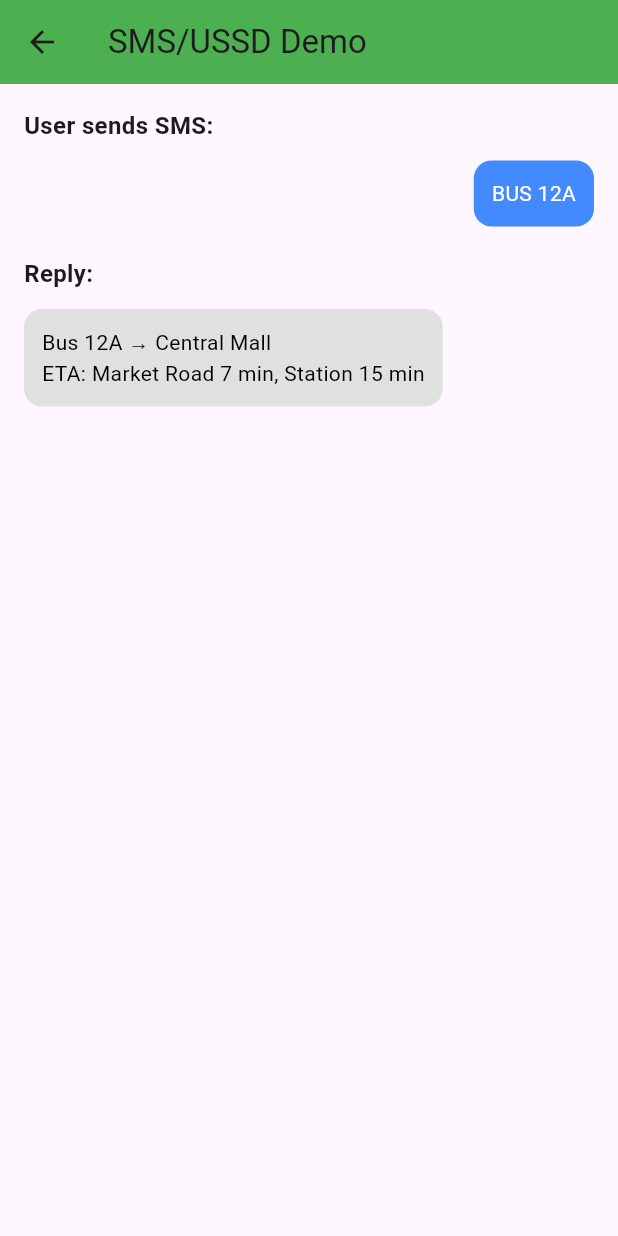
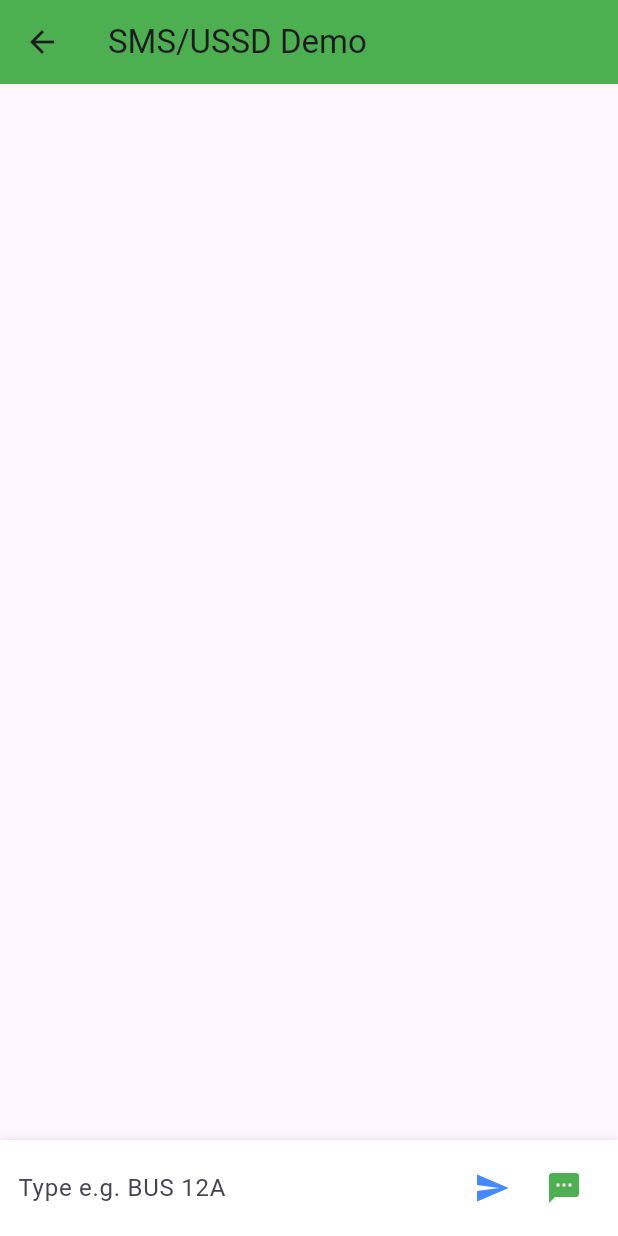
Before and after one commit to anish03mondal/bus_tracker, a Flutter app: the SmsScreen screen opened by its route, on a phone screen of 412 x 824 dp. Run offline on Flutter 3.47's test engine with Material 3 defaults, Android fonts, the phone set to English and light mode, and no system bars.

Commit message:
sms screen

```diff
--- a/lib/screens/sms_screen.dart
+++ b/lib/screens/sms_screen.dart
@@ -1,7 +1,51 @@
 import 'package:flutter/material.dart';
+import 'package:url_launcher/url_launcher.dart';
 
-class SmsScreen extends StatelessWidget {
+class SmsScreen extends StatefulWidget {
   const SmsScreen({super.key});
+
+  @override
+  State<SmsScreen> createState() => _SmsScreenState();
+}
+
+class _SmsScreenState extends State<SmsScreen> {
+  final TextEditingController _controller = TextEditingController();
+  final List<Map<String, dynamic>> messages = [];
+
+  void _sendMessage() {
+    if (_controller.text.trim().isEmpty) return;
+
+    String userMessage = _controller.text.trim();
+    setState(() {
+      messages.add({"text": userMessage, "isUser": true});
+    });
+    _controller.clear();
+
+    // Mock reply
+    Future.delayed(const Duration(milliseconds: 800), () {
+      String reply = _getDummyReply(userMessage);
+      setState(() {
+        messages.add({"text": reply, "isUser": false});
+      });
+    });
+  }
+
+  String _getDummyReply(String msg) {
+    if (msg.toUpperCase().contains("12A")) {
+      return "🚌 Bus 12A → Central Mall\nETA: Market Road 7 min, Station 15 min";
+    } else if (msg.toUpperCase().contains("18B")) {
+      return "🚌 Bus 18B → Tech Park\nETA: City Center 5 min, Central Mall 12 min";
+    } else {
+      return "❓ Bus not found. Try 'BUS 12A' or 'BUS 18B'";
+    }
+  }
+
+  Future<void> _openSmsApp(String msg) async {
+    final Uri uri = Uri(scheme: "sms", path: "12345", queryParameters: {"body": msg});
+    if (await canLaunchUrl(uri)) {
+      await launchUrl(uri);
+    }
+  }
 
   @override
   Widget build(BuildContext context) {
@@ -10,41 +54,67 @@ class SmsScreen extends StatelessWidget {
         title: const Text("SMS/USSD Demo"),
         backgroundColor: Colors.green,
       ),
-      body: Container(
-        padding: const EdgeInsets.all(16),
-        child: Column(
-          crossAxisAlignment: CrossAxisAlignment.start,
-          children: [
-            const Text("User sends SMS:", style: TextStyle(fontSize: 16, fontWeight: FontWeight.bold)),
-            const SizedBox(height: 8),
-            _chatBubble("BUS 12A", isUser: true),
-            const SizedBox(height: 16),
-            const Text("Reply:", style: TextStyle(fontSize: 16, fontWeight: FontWeight.bold)),
-            const SizedBox(height: 8),
-            _chatBubble(
-              "Bus 12A → Central Mall\nETA: Market Road 7 min, Station 15 min",
-              isUser: false,
+      body: Column(
+        children: [
+          // Messages (chat bubbles)
+          Expanded(
+            child: ListView.builder(
+              padding: const EdgeInsets.all(16),
+              itemCount: messages.length,
+              itemBuilder: (context, index) {
+                final msg = messages[index];
+                return Align(
+                  alignment: msg["isUser"] ? Alignment.centerRight : Alignment.centerLeft,
+                  child: Container(
+                    margin: const EdgeInsets.symmetric(vertical: 6),
+                    padding: const EdgeInsets.all(12),
+                    decoration: BoxDecoration(
+                      color: msg["isUser"] ? Colors.blueAccent : Colors.grey.shade300,
+                      borderRadius: BorderRadius.circular(12),
+                    ),
+                    child: Text(
+                      msg["text"],
+                      style: TextStyle(
+                        color: msg["isUser"] ? Colors.white : Colors.black,
+                        fontSize: 15,
+                      ),
+                    ),
+                  ),
+                );
+              },
             ),
-          ],
-        ),
-      ),
-    );
-  }
+          ),
 
-  Widget _chatBubble(String text, {bool isUser = false}) {
-    return Align(
-      alignment: isUser ? Alignment.centerRight : Alignment.centerLeft,
-      child: Container(
-        margin: const EdgeInsets.symmetric(vertical: 4),
-        padding: const EdgeInsets.all(12),
-        decoration: BoxDecoration(
-          color: isUser ? Colors.blueAccent : Colors.grey.shade300,
-          borderRadius: BorderRadius.circular(12),
-        ),
-        child: Text(
-          text,
-          style: TextStyle(color: isUser ? Colors.white : Colors.black),
-        ),
+          // Input bar
+          Container(
+            padding: const EdgeInsets.symmetric(horizontal: 12, vertical: 8),
+            decoration: BoxDecoration(
+              color: Colors.white,
+              boxShadow: [BoxShadow(color: Colors.black12, blurRadius: 4)],
+            ),
+            child: Row(
+              children: [
+                Expanded(
+                  child: TextField(
+                    controller: _controller,
+                    decoration: const InputDecoration(
+                      hintText: "Type e.g. BUS 12A",
+                      border: InputBorder.none,
+                    ),
+                  ),
+                ),
+                IconButton(
+                  icon: const Icon(Icons.send, color: Colors.blueAccent),
+                  onPressed: _sendMessage,
+                ),
+                IconButton(
+                  icon: const Icon(Icons.sms, color: Colors.green),
+                  onPressed: () => _openSmsApp("BUS 12A"),
+                ),
+              ],
+            ),
+          ),
+        ],
       ),
     );
   }
--- a/pubspec.yaml
+++ b/pubspec.yaml
@@ -34,6 +34,7 @@ dependencies:
   # The following adds the Cupertino Icons font to your application.
   # Use with the CupertinoIcons class for iOS style icons.
   cupertino_icons: ^1.0.8
+  url_launcher: ^6.3.2
 
 dev_dependencies:
   flutter_test:
```
Also changed, not shown: lib/screens/tracking_screen.dart (+83 -13 lines), pubspec.lock, 3 other files.
